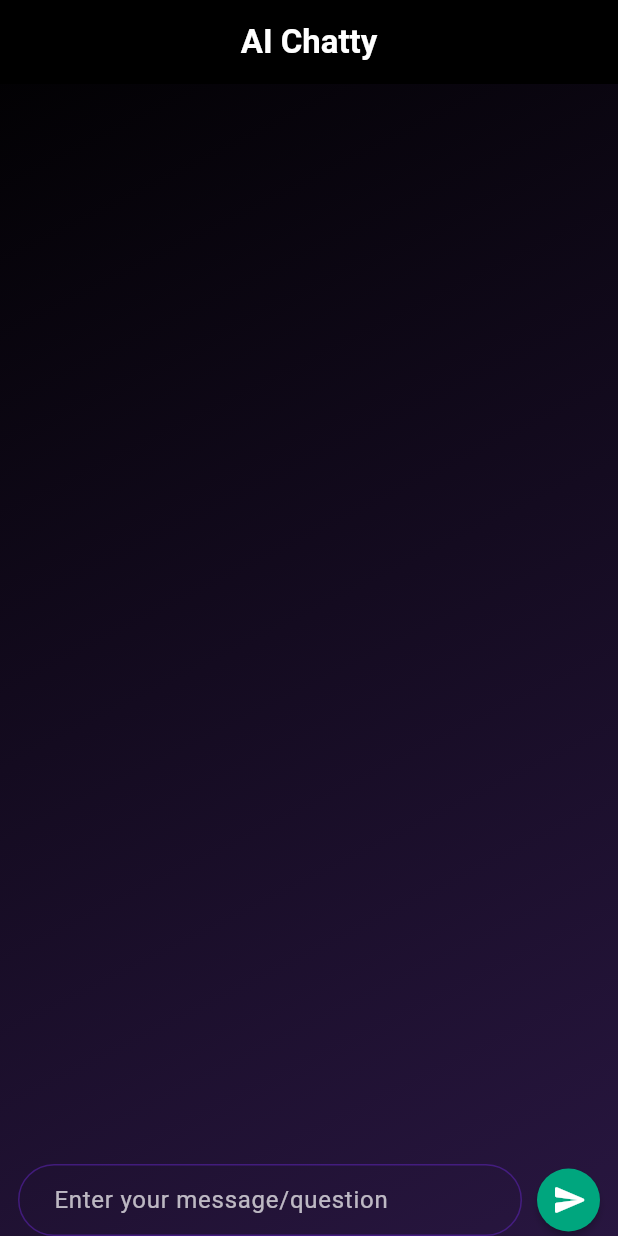
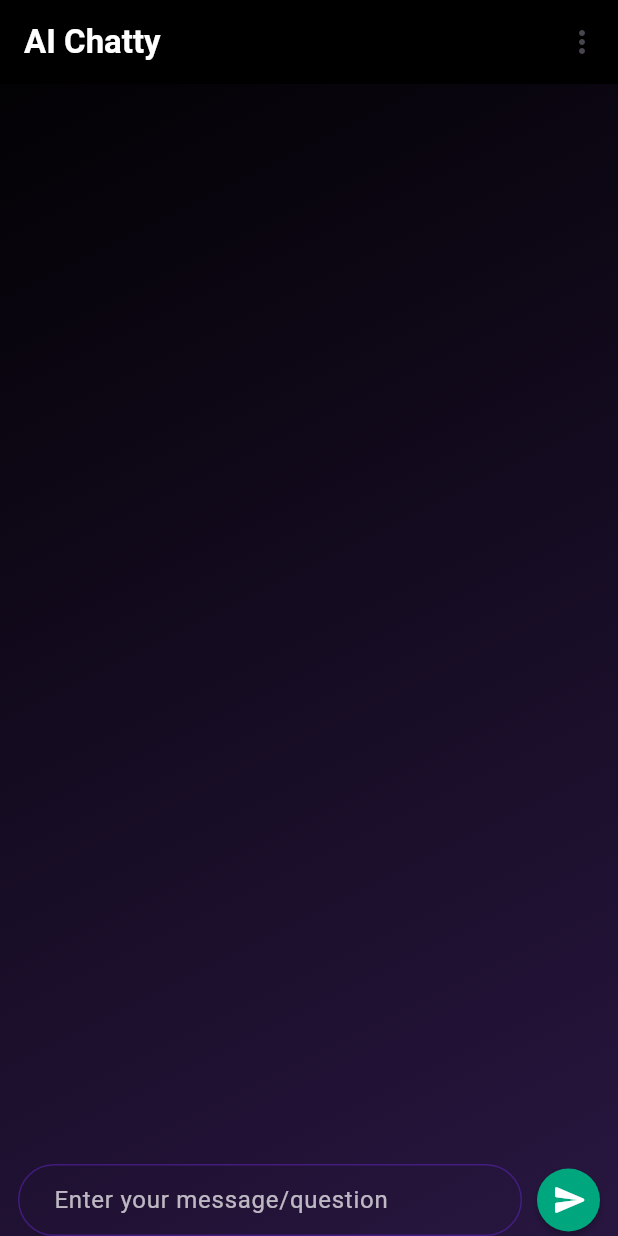
Before and after one commit to rohitsinghkcodes/AI-Chatty, a Flutter app: the screen it shows after launch, on a phone screen of 412 x 824 dp. Run offline on Flutter 3.47's test engine with Material 2 defaults, Android fonts, the phone set to English and light mode, and no system bars; our stand-ins replace flutter_spinkit, fluttertoast, velocity_x.

Commit message:
files updated

```diff
--- a/lib/Helper/Constants.dart
+++ b/lib/Helper/Constants.dart
@@ -13,3 +13,6 @@ const kTextFieldDecoration = InputDecoration(
     borderRadius: BorderRadius.all(Radius.circular(35.0)),
   ),
 );
+
+//API key for chatGPT
+var apiKey = "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";
--- a/lib/Helper/api_services.dart
+++ b/lib/Helper/api_services.dart
@@ -2,9 +2,11 @@ import 'package:flutter/cupertino.dart';
 import 'package:http/http.dart' as http;
 import 'dart:convert';
 
+import 'Constants.dart';
+
 Future<dynamic> sendMessageToChatGPT(String message) async {
   // var apiKey = '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'; //key1
-  var apiKey = "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"; //key2
+  //key2
   var apiUrl = 'https://api.openai.com/v1/chat/completions';
 
   var headers = {
--- a/lib/Screens/chatScreen.dart
+++ b/lib/Screens/chatScreen.dart
@@ -3,9 +3,9 @@ import 'package:flutter/material.dart';
 import 'package:flutter_spinkit/flutter_spinkit.dart';
 import 'package:fluttertoast/fluttertoast.dart';
 import 'package:velocity_x/velocity_x.dart';
-
 import '../Helper/Constants.dart';
 import '../Helper/chatMessage.dart';
+import '../Helper/popUpMenuHelper.dart';
 
 class ChatScreen extends StatefulWidget {
   const ChatScreen({Key? key}) : super(key: key);
@@ -22,11 +22,6 @@ class _ChatScreenState extends State<ChatScreen> {
   final List<ChatMessage> _messages = [];
 
   bool _isTyping = false;
-
-  @override
-  void initState() {
-    super.initState();
-  }
 
   //function for sending messages
   void _sendMessage() async {
@@ -101,15 +96,30 @@ class _ChatScreenState extends State<ChatScreen> {
         ),
       ),
       child: Scaffold(
-        // backgroundColor: const Color(0xFFC884F3),
         backgroundColor: Colors.transparent,
         appBar: AppBar(
-          title: const Center(
-            child: Text(
-              "AI Chatty",
-              style:
-                  TextStyle(color: Colors.white, fontWeight: FontWeight.w600),
+          actions: <Widget>[
+            PopupMenuButton<String>(
+              shape: RoundedRectangleBorder(
+                borderRadius: BorderRadius.circular(10),
+              ),
+              color: const Color(0xFFFFFFFF),
+              onSelected: moreOptClickListener,
+              itemBuilder: (BuildContext context) {
+                return {'About'}.map((String choice) {
+                  return PopupMenuItem<String>(
+                    value: choice,
+                    child: Text(
+                      choice,
+                    ),
+                  );
+                }).toList();
+              },
             ),
+          ],
+          title: const Text(
+            "AI Chatty",
+            style: TextStyle(color: Colors.white, fontWeight: FontWeight.w600),
           ),
           // backgroundColor: const Color(0xFF8D0892)
           backgroundColor: const Color(0xFF000000),
```
Also changed, not shown: lib/Helper/popUpMenuHelper.dart (added, +9 -0 lines), 1 other file.
